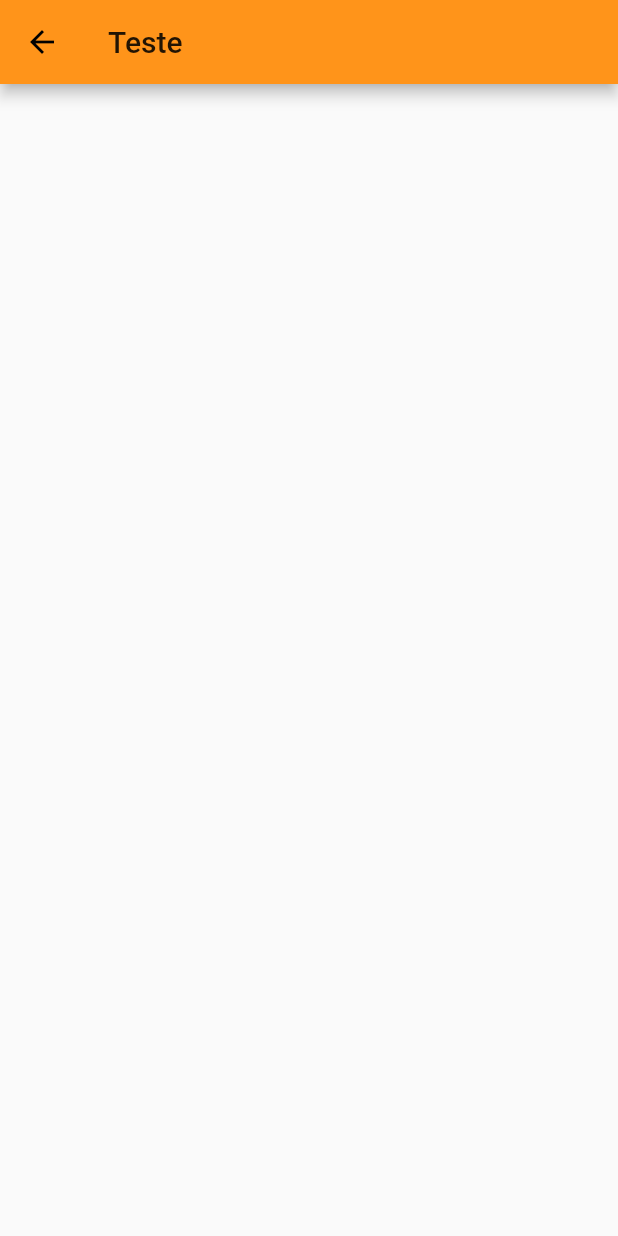
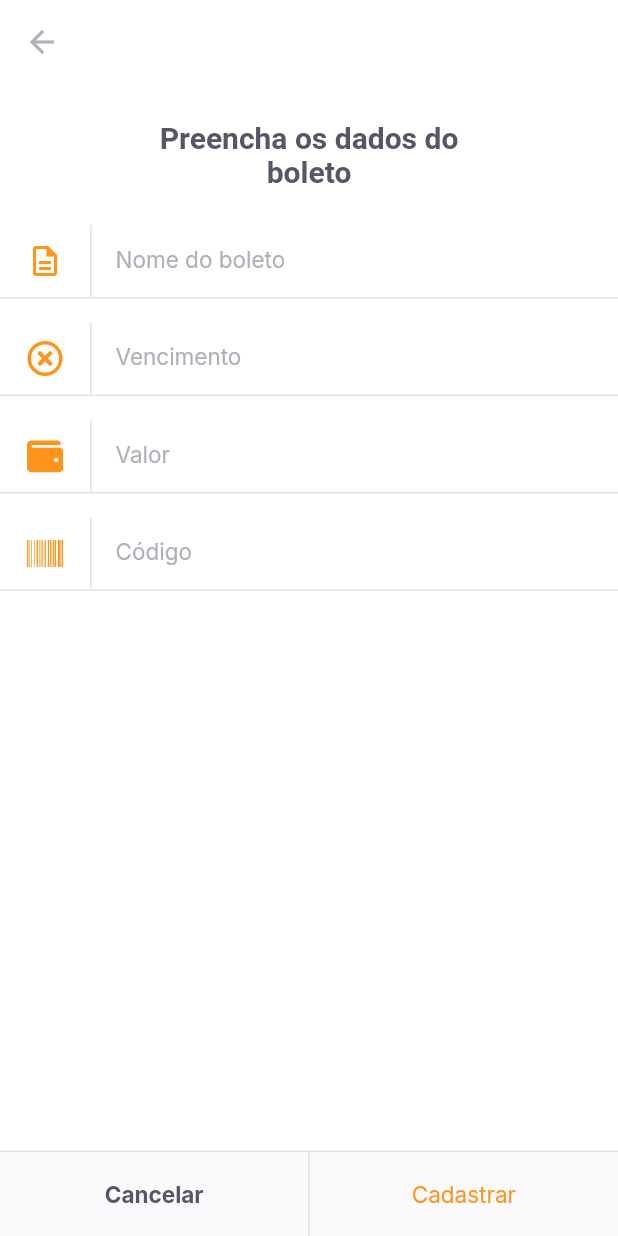
Before and after one commit to mCodex/nlw6-flutter-payflow, a Flutter app: the InsertBoletoPage screen opened by its route, on a phone screen of 412 x 824 dp. Run offline on Flutter 3.47's test engine with Material 2 defaults, Android fonts, the phone set to English and light mode, and no system bars; our stand-ins replace camera, firebase_core, font_awesome_flutter, google_fonts, google_sign_in, image_picker and 1 more; missing offline and left inert: google_ml_kit; accounts and stored records are empty.

Commit message:
Creating insert boleto page

```diff
--- a/lib/app_widget.dart
+++ b/lib/app_widget.dart
@@ -31,7 +31,7 @@ class AppWidget extends StatelessWidget {
         "/home": (context) => HomePage(),
         "/login": (context) => LoginPage(),
         "/barcode_scanner": (context) => BarCodeScannerPage(),
-        "/inserir_boleto": (context) => InsertBoletoPage()
+        "/insert_boleto": (context) => InsertBoletoPage()
       },
     );
   }
--- a/lib/modules/home/home_page.dart
+++ b/lib/modules/home/home_page.dart
@@ -68,7 +68,8 @@ class _HomePageState extends State<HomePage> {
             ),
             GestureDetector(
               onTap: () {
-                Navigator.pushNamed(context, '/barcode_scanner');
+                // Navigator.pushNamed(context, '/barcode_scanner');
+                Navigator.pushNamed(context, '/insert_boleto');
               },
               child: Container(
                   width: 56,
--- a/lib/modules/insert_boleto/insert_boleto_page.dart
+++ b/lib/modules/insert_boleto/insert_boleto_page.dart
@@ -1,4 +1,9 @@
 import 'package:flutter/material.dart';
+import 'package:font_awesome_flutter/font_awesome_flutter.dart';
+import 'package:payflow/shared/themes/app_colors.dart';
+import 'package:payflow/shared/themes/app_text_styles.dart';
+import 'package:payflow/shared/widgets/input_text/input_text_widget.dart';
+import 'package:payflow/shared/widgets/set_label_buttons/set_label_buttons.dart';
 
 class InsertBoletoPage extends StatelessWidget {
   const InsertBoletoPage({Key? key}) : super(key: key);
@@ -6,8 +11,53 @@ class InsertBoletoPage extends StatelessWidget {
   @override
   Widget build(BuildContext context) {
     return Scaffold(
+      backgroundColor: AppColors.background,
       appBar: AppBar(
-        title: Text("Teste"),
+        backgroundColor: AppColors.background,
+        elevation: 0,
+        leading: BackButton(
+          color: AppColors.input,
+        ),
+      ),
+      body: Column(
+        crossAxisAlignment: CrossAxisAlignment.center,
+        children: [
+          Padding(
+            padding: const EdgeInsets.symmetric(horizontal: 93, vertical: 24),
+            child: Text(
+              "Preencha os dados do boleto",
+              style: AppTextStyles.titleBoldHeading,
+              textAlign: TextAlign.center,
+            ),
+          ),
+          InputTextWidget(
+            label: "Nome do boleto",
+            icon: Icons.description_outlined,
+            onChanged: (value) {},
+          ),
+          InputTextWidget(
+            label: "Vencimento",
+            icon: FontAwesomeIcons.timesCircle,
+            onChanged: (value) {},
+          ),
+          InputTextWidget(
+            label: "Valor",
+            icon: FontAwesomeIcons.wallet,
+            onChanged: (value) {},
+          ),
+          InputTextWidget(
+            label: "Código",
+            icon: FontAwesomeIcons.barcode,
+            onChanged: (value) {},
+          )
+        ],
+      ),
+      bottomNavigationBar: SetLabelButtons(
+        primaryLabel: "Cancelar",
+        primaryOnPress: () {},
+        secondaryLabel: "Cadastrar",
+        secondaryOnPress: () {},
+        enableSecondaryColor: true,
       ),
     );
   }
--- a/lib/shared/themes/app_colors.dart
+++ b/lib/shared/themes/app_colors.dart
@@ -9,4 +9,5 @@ class AppColors {
   static final stroke = Color(0xFFE3E3E6);
   static final shape = Color(0xFFFAFAFC);
   static final background = Color(0xFFFFFFFF);
+  static final input = Color(0xFFB1B0B8);
 }
--- a/lib/shared/themes/app_text_styles.dart
+++ b/lib/shared/themes/app_text_styles.dart
@@ -128,4 +128,10 @@ class AppTextStyles {
     fontWeight: FontWeight.w600,
     color: AppColors.body,
   );
+
+  static final input = GoogleFonts.inter(
+    fontSize: 15,
+    fontWeight: FontWeight.w400,
+    color: AppColors.input,
+  );
 }
--- /dev/null
+++ b/lib/shared/widgets/input_text/input_text_widget.dart
@@ -0,0 +1,70 @@
+import 'package:flutter/material.dart';
+
+import 'package:payflow/shared/themes/app_colors.dart';
+import 'package:payflow/shared/themes/app_text_styles.dart';
+
+class InputTextWidget extends StatelessWidget {
+  final String label;
+  final IconData icon;
+  final String? initialValue;
+  final String? Function(String?)? validator;
+  final TextEditingController? controller;
+  final void Function(String value) onChanged;
+
+  const InputTextWidget({
+    Key? key,
+    required this.label,
+    required this.icon,
+    this.initialValue,
+    this.validator,
+    this.controller,
+    required this.onChanged,
+  }) : super(key: key);
+
+  @override
+  Widget build(BuildContext context) {
+    return Padding(
+      padding: const EdgeInsets.only(bottom: 16.0),
+      child: Column(
+        children: [
+          TextFormField(
+            controller: controller,
+            validator: validator,
+            style: AppTextStyles.input,
+            onChanged: onChanged,
+            decoration: InputDecoration(
+              labelText: label,
+              labelStyle: AppTextStyles.input,
+              contentPadding: EdgeInsets.zero,
+              icon: Row(
+                mainAxisSize: MainAxisSize.min,
+                children: [
+                  Padding(
+                    padding: const EdgeInsets.symmetric(
+                      horizontal: 18,
+                    ),
+                    child: Icon(
+                      icon,
+                      color: AppColors.primary,
+                    ),
+                  ),
+                  Container(
+                    width: 1,
+                    height: 48,
+                    color: AppColors.stroke,
+                  )
+                ],
+              ),
+              border: InputBorder.none,
+            ),
+          ),
+          Divider(
+            height: 1,
+            thickness: 1,
+            color: AppColors.stroke,
+          )
+        ],
+      ),
+    );
+  }
+}
--- a/lib/shared/widgets/set_label_buttons/set_label_buttons.dart
+++ b/lib/shared/widgets/set_label_buttons/set_label_buttons.dart
@@ -12,6 +12,7 @@ class SetLabelButtons extends StatelessWidget {
   final VoidCallback secondaryOnPress;
 
   final bool enablePrimaryColor;
+  final bool enableSecondaryColor;
 
   const SetLabelButtons({
     Key? key,
@@ -20,12 +21,23 @@ class SetLabelButtons extends StatelessWidget {
     required this.secondaryLabel,
     required this.secondaryOnPress,
     this.enablePrimaryColor = false,
+    this.enableSecondaryColor = false,
   }) : super(key: key);
 
   @override
   Widget build(BuildContext context) {
     return Container(
       color: AppColors.shape,
+      height: 57,
+      child: Column(
+        mainAxisSize: MainAxisSize.min,
+        children: [
+          Divider(
+            thickness: 1,
+            height: 1,
+            color: AppColors.stroke,
+          ),
+          Container(
             height: 56,
             child: Row(
               children: [
@@ -33,13 +45,20 @@ class SetLabelButtons extends StatelessWidget {
                     child: LabelButton(
                   label: primaryLabel,
                   onPressed: primaryOnPress,
-            style: enablePrimaryColor ? AppTextStyles.buttonPrimary : null,
+                  style:
+                      enablePrimaryColor ? AppTextStyles.buttonPrimary : null,
                 )),
                 DividerVerticalWidget(),
                 Expanded(
                   child: LabelButton(
                     label: secondaryLabel,
                     onPressed: secondaryOnPress,
+                    style: enableSecondaryColor
+                        ? AppTextStyles.buttonPrimary
+                        : null,
+                  ),
+                ),
+              ],
             ),
           ),
         ],
--- a/pubspec.yaml
+++ b/pubspec.yaml
@@ -23,6 +23,7 @@ dependencies:
   firebase_core_web: ^1.1.0
   image_picker_for_web: ^2.0.0
   shared_preferences_web: ^2.0.0
+  font_awesome_flutter: ^9.1.0
 
 dev_dependencies:
   flutter_test:
```
Also changed, not shown: pubspec.lock. Lines whose indentation alone changed are shown as unchanged.
